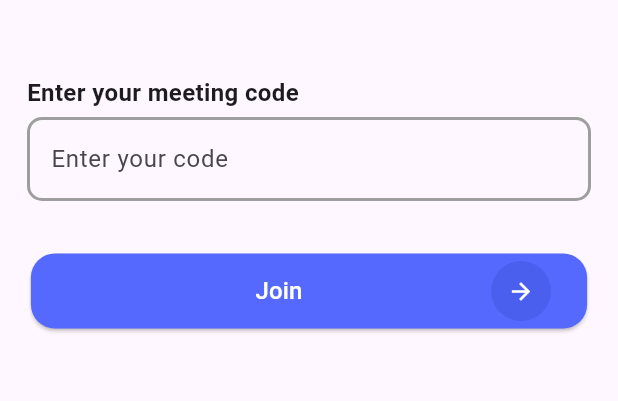
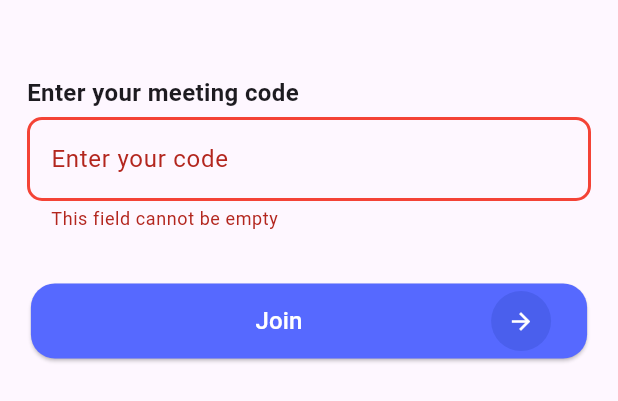
Before and after one commit to shisath/winngoo, a Flutter app: what joinMeetingWidget() shows on an empty page, opened directly, after a tap on "Join", on a phone screen of 412 x 824 dp. Shown: the top 401 px of the screen. Run offline on Flutter 3.47's test engine with Material 3 defaults, Android fonts, the light colour scheme and no system bars; our stand-ins replace animated_splash_screen, get, get_storage, image_picker, lottie, pin_code_fields and 2 more; missing offline and left inert: zego_uikit_prebuilt_video_conference; accounts and stored records are empty; network calls fail.

Commit message:
join meeting code

```diff
--- a/lib/JoinMeeting (enter your code)/join_meeting_widget.dart
+++ b/lib/JoinMeeting (enter your code)/join_meeting_widget.dart
@@ -4,6 +4,7 @@ import 'package:winggoo/common_file/widgets.dart';
 import '../common_file/getXcontroller.dart';
 
 Widget joinMeetingWidget({required BuildContext contex}) {
+  final codeKey = GlobalKey<FormState>();
   return SingleChildScrollView(
     child: Padding(
       padding: const EdgeInsets.symmetric(horizontal: 13.00),
@@ -13,21 +14,30 @@ Widget joinMeetingWidget({required BuildContext contex}) {
           const SizedBox(
             height: 40,
           ),
-          textField(
+          Form(
+            key: codeKey,
+            child: textField(
                 heading: 'Enter your meeting code',
                 controller: joinMeetingController.enterCode,
                 label: "Enter your code",
                 hint: "",
                 context: contex,
-              validate: (s) {
+                validate: (value) {
+                  if (value == null || value.isEmpty) {
+                    return 'This field cannot be empty';
+                  } else {
                     return null;
+                  }
                 }),
+          ),
           const SizedBox(
             height: 30,
           ),
           buttonWidget(
               onPress: () async {
-                await joinMeetingController.meetingCodeValidation();
+                if (codeKey.currentState?.validate() == true) {
+                  joinMeetingController.meetingCodeValidation();
+                }
               },
               text: "Join"),
         ],
--- a/lib/addEvent/addEvent_Widget.dart
+++ b/lib/addEvent/addEvent_Widget.dart
@@ -200,7 +200,7 @@ Widget eventListboxModel({
                     IconButton(
                         onPressed: () async {
                           await Share.share(
-                              "Join us for Celebrate the event through the WINNGOO GALA! \nDate: ${addEventController.eventListApiData.value.data![index].user!.createdAt.toString().substring(0, 10)} \nTime:  ${addEventController.eventListApiData.value.data![index].time} \nMeeting Code: 256255 \nOrganizer: ${addEventController.eventListApiData.value.data![index].user!.firstName.toString()} \nPlease confirm your attendance! For any questions or rescheduling, let me know. \nLooking forward to seeing you there");
+                              "Join us for Celebrate the event through the WINNGOO GALA! \nDate: ${addEventController.eventListApiData.value.data![index].user!.createdAt.toString().substring(0, 10)} \nTime:  ${addEventController.eventListApiData.value.data![index].time} \nMeeting Code: ${addEventController.eventListApiData.value.data![index].user!.meetingCode.toString()} \nOrganizer: ${addEventController.eventListApiData.value.data![index].user!.firstName.toString()} \nPlease confirm your attendance! For any questions or rescheduling, let me know. \nLooking forward to seeing you there");
                         },
                         icon: const Icon(Icons.share))
                   ]
--- a/lib/common_file/functions.dart
+++ b/lib/common_file/functions.dart
@@ -207,10 +207,10 @@ Future<String> postMethod({
 
       if (jsonResponse.containsKey('error')) {
         final errors = jsonResponse['error'];
-      }
-
-      if (jsonResponse.containsKey('error')) {
-        final errors = jsonResponse['error'];
+        if (jsonResponse.containsKey('error')) {
+          final errors = jsonResponse['error'];
+          snackBar(isBadReqested: true, msg: errors);
+        }
 
         if (errors.containsKey('card_number')) {
           final emailError = errors['card_number']
```
Lines whose indentation alone changed are shown as unchanged.
